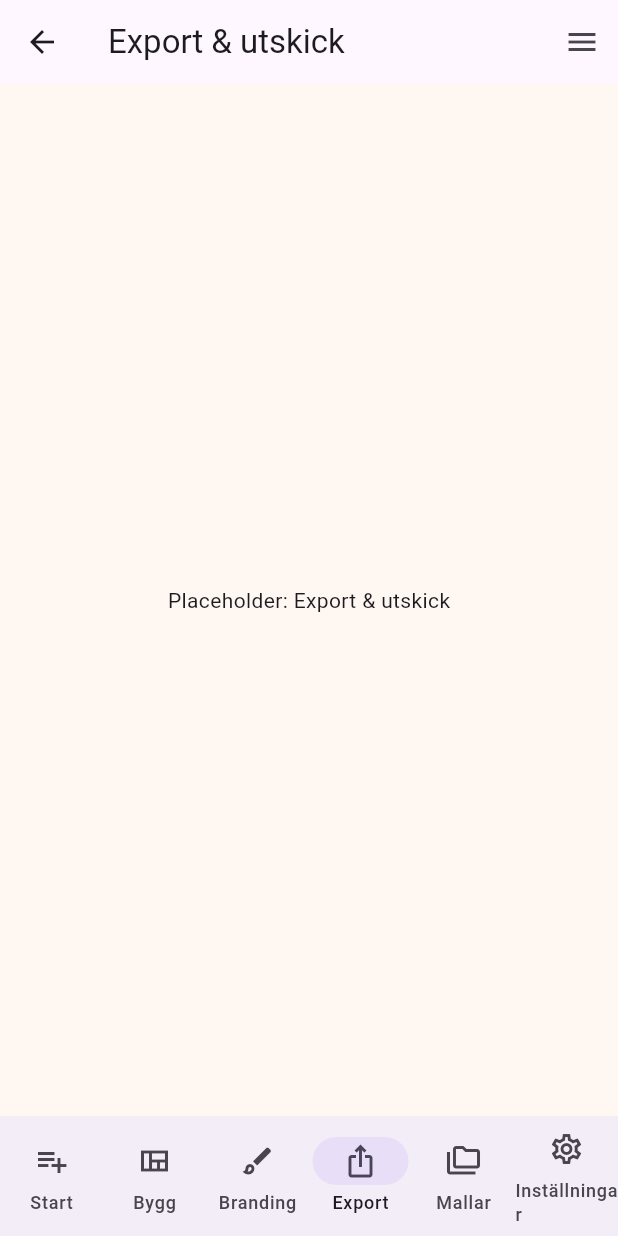
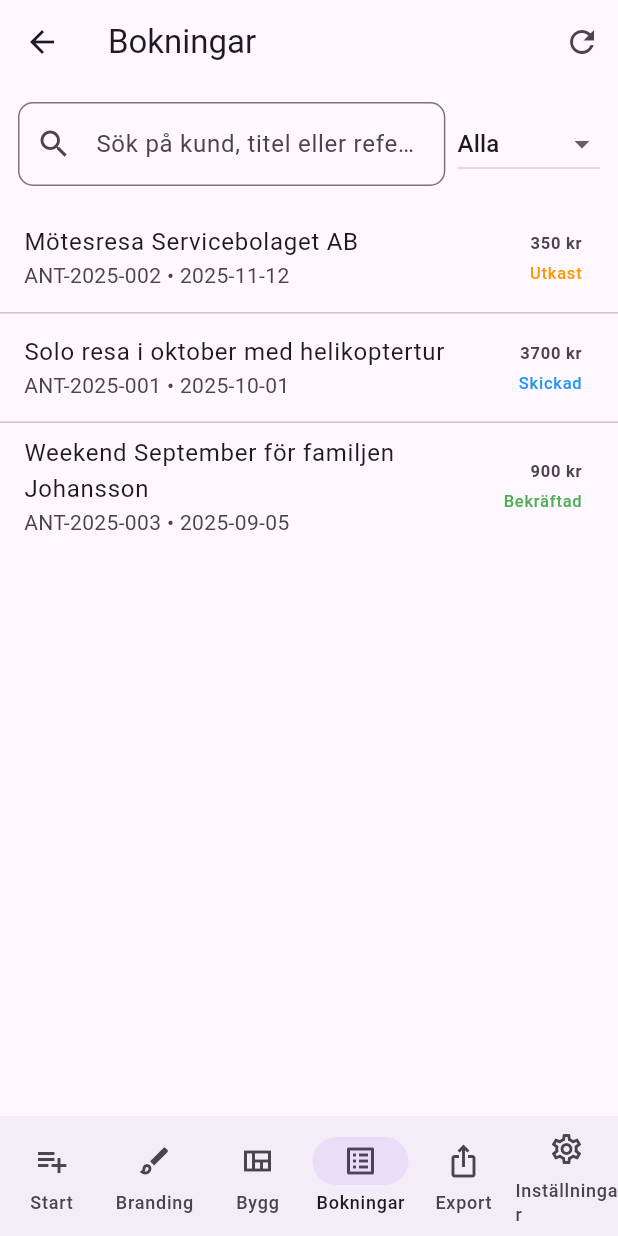
Before and after one commit to evelinaek/antsinthepants, a Flutter app: the MainShell screen opened by its route, item 4 of the bottom bar chosen, on a phone screen of 412 x 824 dp. Run offline on Flutter 3.47's test engine with Material 3 defaults, Android fonts, the phone set to English and light mode, and no system bars.

Commit message:
Robins kokning 13 oktober

```diff
--- /dev/null
+++ b/lib/models/models.dart
@@ -0,0 +1,71 @@
+class Module {
+  final String name;
+  final String category;
+  final double price;
+  Module(this.name, this.category, this.price);
+}
+
+final List<Module> allModules = [
+  Module('Bergsklättring', 'Aktiviteter', 1200),
+  Module('Åka släde', 'Aktiviteter', 800),
+  Module('Middag på restaurang', 'Mat', 350),
+  Module('Grillbuffé', 'Mat', 250),
+  Module('Flyg', 'Transport', 2500),
+  Module('Tåg', 'Transport', 900),
+];
+
+class Booking {
+  final String id;
+  final String reference;
+  final String customerName;
+  final DateTime date;
+  String status;
+  String notes;
+  List<Module> modules;
+  String title; // offertens namn
+
+  Booking({
+    required this.id,
+    required this.reference,
+    required this.customerName,
+    required this.date,
+    this.status = 'Utkast',
+    this.notes = '',
+    List<Module>? modules,
+    this.title = '',
+  }) : modules = modules ?? [];
+
+  double get total => modules.fold(0.0, (s, m) => s + m.price);
+}
+
+// Global mock-lista (används av bookings.dart och builder.dart)
+final List<Booking> mockBookings = [
+  Booking(
+    id: '1',
+    reference: 'ANT-2025-001',
+    title: 'Solo resa i oktober med helikoptertur',
+    customerName: 'Erik Svensson',
+    date: DateTime(2025, 10, 01),
+    status: 'Skickad',
+    notes: 'Behöver extra transfer vid ankomst.',
+    modules: [allModules[0], allModules[4]],
+  ),
+  Booking(
+    id: '2',
+    reference: 'ANT-2025-002',
+    title: 'Mötesresa Servicebolaget AB',
+    customerName: 'Anna Karlsson',
+    date: DateTime(2025, 11, 12),
+    status: 'Utkast',
+    modules: [allModules[2]],
+  ),
+  Booking(
+    id: '3',
+    reference: 'ANT-2025-003',
+    title: 'Weekend September för familjen Johansson',
+    customerName: 'Resebyrån AB',
+    date: DateTime(2025, 09, 05),
+    status: 'Bekräftad',
+    modules: [allModules[5]],
+  ),
+];
--- /dev/null
+++ b/lib/pages/bookings.dart
@@ -0,0 +1,323 @@
+import 'package:flutter/material.dart';
+import 'package:antsinthepants/models/models.dart';
+import 'package:antsinthepants/pages/builder.dart';
+
+class BookingsPage extends StatefulWidget {
+  const BookingsPage({super.key});
+
+  @override
+  State<BookingsPage> createState() => _BookingsPageState();
+}
+
+class _BookingsPageState extends State<BookingsPage> {
+  final TextEditingController _searchController = TextEditingController();
+  String _statusFilter = 'Alla';
+  List<String> get _statuses => [
+    'Alla',
+    'Utkast',
+    'Skickad',
+    'Bekräftad',
+    'Avbokad',
+  ];
+
+  List<Booking> get _filtered {
+    final q = _searchController.text.trim().toLowerCase();
+    return mockBookings.where((b) {
+      final matchesStatus =
+          _statusFilter == 'Alla' || b.status == _statusFilter;
+      final matchesQuery =
+          q.isEmpty ||
+          b.customerName.toLowerCase().contains(q) ||
+          b.reference.toLowerCase().contains(q) ||
+          b.title.toLowerCase().contains(q);
+      return matchesStatus && matchesQuery;
+    }).toList()..sort((a, b) => b.date.compareTo(a.date));
+  }
+
+  String _formatDate(DateTime d) =>
+      '${d.year.toString().padLeft(4, '0')}-${d.month.toString().padLeft(2, '0')}-${d.day.toString().padLeft(2, '0')}';
+  @override
+  void dispose() {
+    _searchController.dispose();
+    super.dispose();
+  }
+
+  Color _statusColor(String s) {
+    switch (s) {
+      case 'Utkast':
+        return Colors.orange;
+      case 'Skickad':
+        return Colors.blue;
+      case 'Bekräftad':
+        return Colors.green;
+      case 'Avbokad':
+        return Colors.red;
+      default:
+        return Colors.grey;
+    }
+  }
+
+  Future<void> _askSendEmailAndSetStatus(
+    Booking b,
+    String newStatus,
+    String label,
+  ) async {
+    String email = '';
+    final ok = await showDialog<bool>(
+      context: context,
+      builder: (context) {
+        return AlertDialog(
+          title: Text('$label - ange e‑post'),
+          content: TextField(
+            autofocus: true,
+            decoration: const InputDecoration(
+              hintText: 'mejladress@example.com',
+            ),
+            keyboardType: TextInputType.emailAddress,
+            onChanged: (v) => email = v,
+          ),
+          actions: [
+            TextButton(
+              onPressed: () => Navigator.pop(context, false),
+              child: const Text('Avbryt'),
+            ),
+            ElevatedButton(
+              onPressed: () {
+                if (email.trim().isNotEmpty) Navigator.pop(context, true);
+              },
+              child: const Text('Skicka'),
+            ),
+          ],
+        );
+      },
+    );
+    if (ok == true) {
+      setState(() {
+        b.status = newStatus;
+      });
+      ScaffoldMessenger.of(context).showSnackBar(
+        SnackBar(content: Text('$label skickad till $email (prototyp)')),
+      );
+    }
+  }
+
+  void _showActions(Booking b) {
+    showModalBottomSheet(
+      context: context,
+      builder: (_) => SafeArea(
+        child: Wrap(
+          children: [
+            ListTile(
+              leading: const Icon(Icons.cancel),
+              title: const Text('Avboka'),
+              onTap: () {
+                setState(() {
+                  b.status = 'Avbokad';
+                });
+                Navigator.pop(context);
+                ScaffoldMessenger.of(context).showSnackBar(
+                  const SnackBar(content: Text('Bokning avbokad')),
+                );
+              },
+            ),
+            ListTile(
+              leading: const Icon(Icons.send),
+              title: const Text('Skicka offert'),
+              onTap: () {
+                Navigator.pop(context);
+                _askSendEmailAndSetStatus(b, 'Skickad', 'Offert');
+              },
+            ),
+            ListTile(
+              leading: const Icon(Icons.receipt_long),
+              title: const Text('Skicka faktura'),
+              onTap: () {
+                Navigator.pop(context);
+                _askSendEmailAndSetStatus(b, 'Skickad faktura', 'Faktura');
+              },
+            ),
+            ListTile(
+              leading: const Icon(Icons.close),
+              title: const Text('Stäng'),
+              onTap: () => Navigator.pop(context),
+            ),
+          ],
+        ),
+      ),
+    );
+  }
+
+  void _showDetails(Booking b) {
+    showModalBottomSheet(
+      context: context,
+      isScrollControlled: true,
+      builder: (_) => Padding(
+        padding: MediaQuery.of(context).viewInsets,
+        child: Padding(
+          padding: const EdgeInsets.all(16.0),
+          child: Wrap(
+            children: [
+              ListTile(
+                title: Text(
+                  '${b.title.isNotEmpty ? b.title : b.customerName} • ${b.reference}',
+                ),
+                subtitle: Text('Datum: ${_formatDate(b.date)}'),
+              ),
+              const Divider(),
+              ListTile(
+                leading: const Icon(Icons.monetization_on),
+                title: Text('${b.total.toStringAsFixed(0)} kr'),
+                subtitle: const Text('Totalpris'),
+              ),
+              ListTile(
+                leading: const Icon(Icons.info_outline),
+                title: Text('Status: ${b.status}'),
+              ),
+              if (b.notes.isNotEmpty)
+                ListTile(leading: const Icon(Icons.note), title: Text(b.notes)),
+              const SizedBox(height: 8),
+              Row(
+                children: [
+                  Expanded(
+                    child: ElevatedButton(
+                      onPressed: () async {
+                        Navigator.pop(context);
+                        final updated = await Navigator.push<Booking>(
+                          context,
+                          MaterialPageRoute(
+                            builder: (_) => BuildPackagePage(editingBooking: b),
+                          ),
+                        );
+                        if (updated != null) {
+                          setState(() {
+                            final idx = mockBookings.indexWhere(
+                              (x) => x.id == updated.id,
+                            );
+                            if (idx >= 0) mockBookings[idx] = updated;
+                          });
+                          ScaffoldMessenger.of(context).showSnackBar(
+                            const SnackBar(content: Text('Bokning uppdaterad')),
+                          );
+                        }
+                      },
+                      child: const Text('Redigera'),
+                    ),
+                  ),
+                  const SizedBox(width: 8),
+                  Expanded(
+                    child: OutlinedButton(
+                      onPressed: () {
+                        Navigator.pop(context);
+                        _showActions(b);
+                      },
+                      child: const Text('Åtgärder'),
+                    ),
+                  ),
+                ],
+              ),
+              const SizedBox(height: 16),
+            ],
+          ),
+        ),
+      ),
+    );
+  }
+
+  @override
+  Widget build(BuildContext context) {
+    final results = _filtered;
+    return Scaffold(
+      appBar: AppBar(
+        title: const Text('Bokningar'),
+        actions: [
+          IconButton(
+            icon: const Icon(Icons.refresh),
+            onPressed: () => setState(() {}),
+          ),
+        ],
+      ),
+      body: Column(
+        children: [
+          Padding(
+            padding: const EdgeInsets.all(12.0),
+            child: Row(
+              children: [
+                Expanded(
+                  child: TextField(
+                    controller: _searchController,
+                    decoration: InputDecoration(
+                      prefixIcon: const Icon(Icons.search),
+                      hintText: 'Sök på kund, titel eller referens',
+                      suffixIcon: _searchController.text.isEmpty
+                          ? null
+                          : IconButton(
+                              icon: const Icon(Icons.clear),
+                              onPressed: () {
+                                _searchController.clear();
+                                setState(() {});
+                              },
+                            ),
+                      border: OutlineInputBorder(
+                        borderRadius: BorderRadius.circular(10),
+                      ),
+                    ),
+                    onChanged: (_) => setState(() {}),
+                  ),
+                ),
+                const SizedBox(width: 8),
+                DropdownButton<String>(
+                  value: _statusFilter,
+                  items: _statuses
+                      .map((s) => DropdownMenuItem(value: s, child: Text(s)))
+                      .toList(),
+                  onChanged: (v) => setState(() {
+                    _statusFilter = v ?? 'Alla';
+                  }),
+                ),
+              ],
+            ),
+          ),
+          Expanded(
+            child: results.isEmpty
+                ? const Center(
+                    child: Text('Inga bokningar matchar din sökning'),
+                  )
+                : ListView.separated(
+                    itemCount: results.length,
+                    separatorBuilder: (_, __) => const Divider(height: 1),
+                    itemBuilder: (context, index) {
+                      final b = results[index];
+                      return ListTile(
+                        onTap: () => _showDetails(b),
+                        title: Text(
+                          '${b.title.isNotEmpty ? b.title : b.customerName}',
+                        ),
+                        subtitle: Text(
+                          '${b.reference} • ${_formatDate(b.date)}',
+                        ),
+                        trailing: Column(
+                          mainAxisAlignment: MainAxisAlignment.center,
+                          crossAxisAlignment: CrossAxisAlignment.end,
+                          children: [
+                            Text(
+                              '${b.total.toStringAsFixed(0)} kr',
+                              style: const TextStyle(
+                                fontWeight: FontWeight.bold,
+                              ),
+                            ),
+                            const SizedBox(height: 4),
+                            Text(
+                              b.status,
+                              style: TextStyle(color: _statusColor(b.status)),
+                            ),
+                          ],
+                        ),
+                      );
+                    },
+                  ),
+          ),
+        ],
+      ),
+    );
+  }
+}
--- a/lib/pages/meny.dart
+++ b/lib/pages/meny.dart
@@ -2,7 +2,7 @@ import 'package:antsinthepants/pages/branding.dart';
 import 'package:antsinthepants/pages/package.dart';
 import 'package:antsinthepants/pages/builder.dart';
 import 'package:antsinthepants/pages/send.dart';
-import 'package:antsinthepants/pages/template.dart';
+import 'package:antsinthepants/pages/bookings.dart';
 import 'package:flutter/material.dart';
 
 class MainShell extends StatefulWidget {
@@ -14,18 +14,20 @@ class MainShell extends StatefulWidget {
 class _MainShellState extends State<MainShell> {
   int _index = 0;
 
-  late final List<Widget> _pages = const [
-    BrandingPage(),
-    StartNewOfferPage(),
-    BuildPackagePage(),
-    ExportSendPage(),
-    TemplateLibraryPage(),
-    Center(child: Text('Settings Page')),
+  // Ordningen här måste matcha NavigationDestination-ordningen nedan:
+  late final List<Widget> _pages = [
+    StartNewOfferPage(), // Start (index 0)
+    BrandingPage(), // Branding (index 1)
+    BuildPackagePage(), // Bygg (index 2)
+    BookingsPage(), // Bokningar (index 3)
+    ExportSendPage(), // Export / Skicka (index 4)
+    Center(child: Text('Settings Page')), // Inställningar (index 5)
   ];
 
   @override
   Widget build(BuildContext context) {
     return Scaffold(
+      // IndexedStack bevarar state i varje flik och visar rätt sida per index
       body: IndexedStack(index: _index, children: _pages),
       bottomNavigationBar: NavigationBar(
         selectedIndex: _index,
@@ -37,24 +39,24 @@ class _MainShellState extends State<MainShell> {
             label: 'Start',
           ),
           NavigationDestination(
+            icon: Icon(Icons.brush_outlined),
+            selectedIcon: Icon(Icons.brush),
+            label: 'Branding',
+          ),
+          NavigationDestination(
             icon: Icon(Icons.view_quilt_outlined),
             selectedIcon: Icon(Icons.view_quilt),
             label: 'Bygg',
           ),
           NavigationDestination(
-            icon: Icon(Icons.brush_outlined),
-            selectedIcon: Icon(Icons.brush),
-            label: 'Branding',
+            icon: Icon(Icons.list_alt_outlined),
+            selectedIcon: Icon(Icons.list_alt),
+            label: 'Bokningar',
           ),
           NavigationDestination(
             icon: Icon(Icons.ios_share_outlined),
             selectedIcon: Icon(Icons.ios_share),
             label: 'Export',
-          ),
-          NavigationDestination(
-            icon: Icon(Icons.folder_copy_outlined),
-            selectedIcon: Icon(Icons.folder_copy),
-            label: 'Mallar',
           ),
           NavigationDestination(
             icon: Icon(Icons.settings_outlined),
```
Also changed, not shown: lib/pages/builder.dart (+89 -31 lines).
